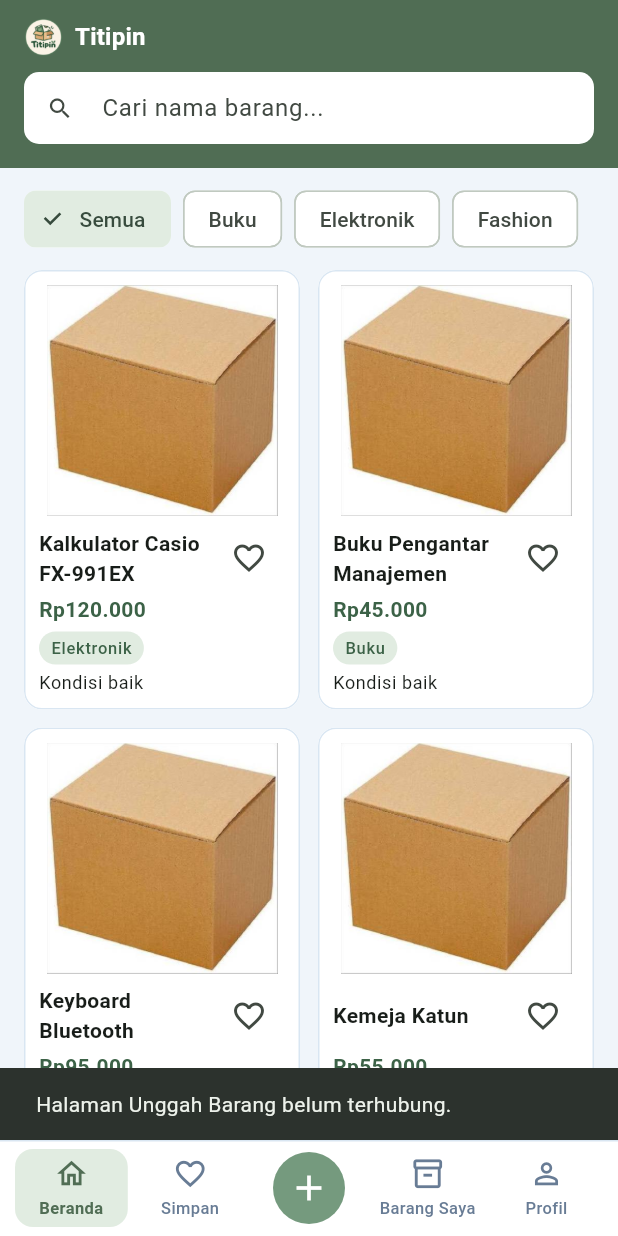
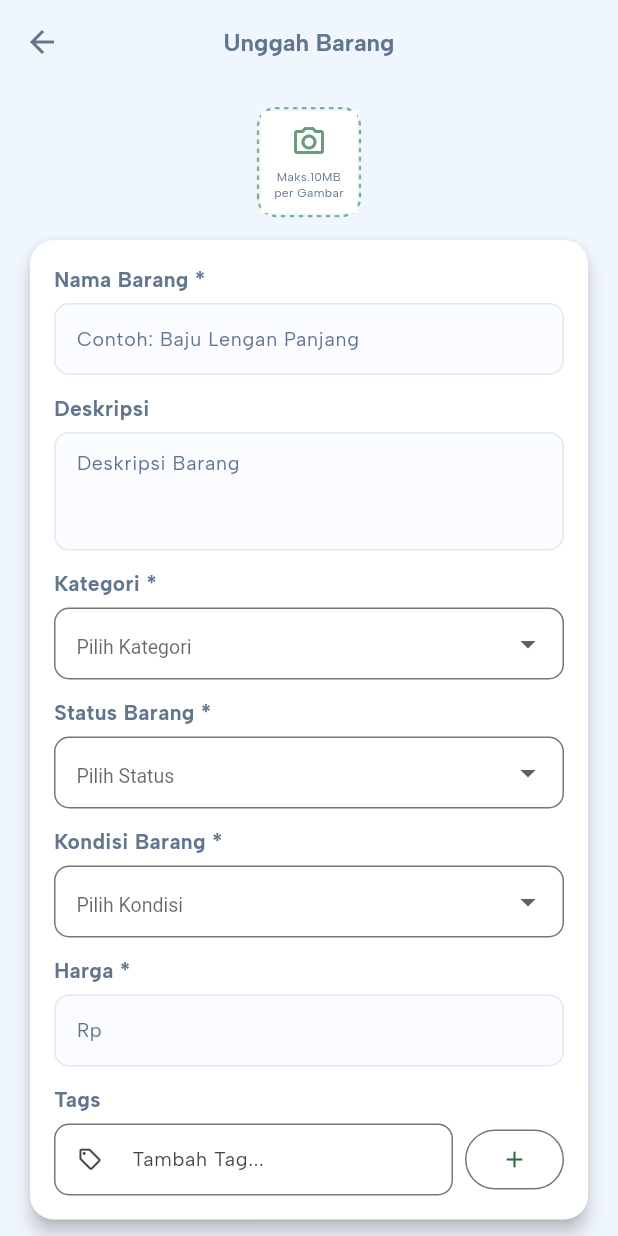
Before and after one commit to feliceyovita/TITIPIN, a Flutter app: the CatalogScreen screen opened directly, item 3 of the bottom bar chosen, after a tap on the "add" icon, on a phone screen of 412 x 824 dp. Run offline on Flutter 3.47's test engine with Material 3 defaults, Android fonts, the phone set to English and light mode, and no system bars; drawn by our look-alikes of dotted_border; our stand-ins replace firebase_auth, firebase_core, font_awesome_flutter, google_fonts, image_picker; accounts and stored records are empty.

Commit message:
add upload item

```diff
--- a/lib/features/catalog/catalog_screen.dart
+++ b/lib/features/catalog/catalog_screen.dart
@@ -4,6 +4,7 @@ import 'package:titipin/features/catalog/widgets/catalog_bottom_navigation.dart'
 import 'catalog_item.dart';
 import 'detail_barang_screen.dart';
 import 'widgets/product_card.dart';
+import '../upload_item/upload_item_screen.dart';
 
 const _demoItems = [
   CatalogItem(
@@ -150,7 +151,14 @@ class _CatalogScreenState extends State<CatalogScreen> {
         showingSaved: _showSaved,
         onHome: () => _selectSavedTab(false),
         onSaved: () => _selectSavedTab(true),
-        onAdd: () => _openPage(widget.onAddItem, 'Unggah Barang'),
+        onAdd: () {
+          Navigator.push(
+            context,
+            MaterialPageRoute(
+              builder: (context) => const UploadItemScreen(),
+            ),
+          );
+        },
         onMyItems: () => _openPage(widget.onOpenMyItems, 'Barang Saya'),
         onProfile: () => _openPage(widget.onOpenProfile, 'Profil'),
       ),
--- /dev/null
+++ b/lib/features/upload_item/upload_item_screen.dart
@@ -0,0 +1,354 @@
+
+import 'dart:io';
+import 'package:flutter/material.dart';
+import 'package:image_picker/image_picker.dart';
+import 'package:google_fonts/google_fonts.dart';
+import 'package:dotted_border/dotted_border.dart';
+import 'upload_item_success_screen.dart';
+
+class UploadItemScreen extends StatefulWidget {
+  const UploadItemScreen({super.key});
+
+  @override
+  State<UploadItemScreen> createState() => _UploadItemScreenState();
+}
+
+class _UploadItemScreenState extends State<UploadItemScreen> {
+  final name = TextEditingController();
+  final description = TextEditingController();
+  final price = TextEditingController();
+  final tagController = TextEditingController();
+  final detailMinus = TextEditingController();
+
+  final picker = ImagePicker();
+  final images = <XFile>[];
+  final tags = <String>[];
+
+  String? category, status, condition;
+
+  final blue = const Color(0xFF4895F7);
+  final textColor = const Color(0xFF61758F);
+
+  final categories = ['Elektronik', 'Buku', 'Fashion', 'Peralatan', 'Lainnya'];
+  final statuses = ['Baru', 'Bekas'];
+  final conditions = ['Tanpa minus', 'Ada minus'];
+
+  @override
+  void dispose() {
+    name.dispose();
+    description.dispose();
+    price.dispose();
+    tagController.dispose();
+    detailMinus.dispose();
+    super.dispose();
+  }
+
+  Future<void> pickImage() async {
+    final result = await picker.pickMultiImage(imageQuality: 85);
+
+    for (var image in result) {
+      if (await File(image.path).length() <= 10 * 1024 * 1024) {
+        setState(() => images.add(image));
+      } else if (mounted) {
+        ScaffoldMessenger.of(context).showSnackBar(
+          const SnackBar(content: Text('Ukuran foto maksimal 10MB')),
+        );
+      }
+    }
+  }
+
+  void addTag() {
+    final tag = tagController.text.trim();
+
+    if (tag.isNotEmpty && !tags.contains(tag)) {
+      setState(() => tags.add(tag));
+    }
+    tagController.clear();
+  }
+
+  Widget label(String text) => Padding(
+    padding: const EdgeInsets.only(bottom: 6),
+    child: Text(text, style: TextStyle(
+      fontSize: 14, fontWeight: FontWeight.bold, color: textColor,
+    )),
+  );
+
+  Widget input(TextEditingController controller, String hint,
+      {int lines = 1, TextInputType? keyboard}) {
+    return TextField(
+      controller: controller,
+      maxLines: lines,
+      keyboardType: keyboard,
+      style: TextStyle(fontSize: 13, color: textColor),
+      decoration: InputDecoration(
+        hintText: hint,
+        hintStyle: TextStyle(fontSize: 13, color: textColor),
+        filled: true,
+        fillColor: const Color(0xFFFAFCFF),
+        contentPadding: const EdgeInsets.all(11),
+        border: OutlineInputBorder(
+          borderRadius: BorderRadius.circular(10),
+          borderSide: const BorderSide(color: Color(0xFFE1E8F0)),
+        ),
+        enabledBorder: OutlineInputBorder(
+          borderRadius: BorderRadius.circular(10),
+          borderSide: const BorderSide(color: Color(0xFFE1E8F0)),
+        ),
+      ),
+    );
+  }
+
+  Widget dropdown(String hint, String? value, List<String> items,
+      Function(String?) onChanged) {
+    return DropdownButtonFormField<String>(
+      initialValue: value,
+      isExpanded: true,
+      style: TextStyle(fontSize: 13, color: textColor),
+      decoration: InputDecoration(
+        hintText: hint,
+        contentPadding: const EdgeInsets.all(11),
+        border: OutlineInputBorder(
+          borderRadius: BorderRadius.circular(10),
+        ),
+      ),
+      items: items.map((item) =>
+          DropdownMenuItem(value: item, child: Text(item))
+      ).toList(),
+      onChanged: onChanged,
+    );
+  }
+
+  void publish() {
+    String? error;
+
+    if (name.text.trim().isEmpty) {
+      error = 'Nama barang belum diisi';
+    } else if (category == null) {
+      error = 'Kategori belum dipilih';
+    } else if (status == null) {
+      error = 'Status barang belum dipilih';
+    } else if (condition == null) {
+      error = 'Kondisi barang belum dipilih';
+    } else if (condition == 'Ada minus' &&
+        detailMinus.text.trim().isEmpty) {
+      error = 'Detail minus harus diisi';
+    } else if (price.text.trim().isEmpty) {
+      error = 'Harga belum diisi';
+    } else if (images.isEmpty) {
+      error = 'Foto barang belum dipilih';
+    }
+
+    if (error != null) {
+      ScaffoldMessenger.of(context).showSnackBar(
+        SnackBar(content: Text(error)),
+      );
+      return;
+    }
+
+    Navigator.pushReplacement(
+      context,
+      MaterialPageRoute(
+        builder: (context) => const UploadItemSuccessScreen(),
+      ),
+    );
+  }
+
+  @override
+  Widget build(BuildContext context) {
+    return Theme(
+      data: Theme.of(context).copyWith(
+        textTheme: GoogleFonts.albertSansTextTheme(
+          Theme.of(context).textTheme,
+        ),
+      ),
+      child: Scaffold(
+        backgroundColor: const Color(0xFFF0F6FD),
+        appBar: AppBar(
+          backgroundColor: const Color(0xFFF0F6FD),
+          elevation: 0,
+          centerTitle: true,
+          iconTheme: IconThemeData(color: textColor),
+          title: Text('Unggah Barang', style: TextStyle(
+            fontSize: 16, fontWeight: FontWeight.bold, color: textColor,
+          )),
+        ),
+        body: ListView(
+          padding: const EdgeInsets.all(16),
+          children: [
+            // Foto barang
+            Center(
+              child: InkWell(
+                onTap: pickImage,
+                child: DottedBorder(
+                  color: const Color(0xFF80B18E),
+                  strokeWidth: 1.5,
+                  dashPattern: const [3, 3],
+                  borderType: BorderType.RRect,
+                  radius: const Radius.circular(12),
+                  child: Container(
+                    width: 64,
+                    height: 68,
+                    color: Colors.white,
+                    child: Column(
+                      mainAxisAlignment: MainAxisAlignment.center,
+                      children: [
+                        const Icon(Icons.camera_alt_outlined,
+                            color: Color(0xFF699C7B)),
+                        const SizedBox(height: 5),
+                        Text('Maks.10MB\nper Gambar',
+                            textAlign: TextAlign.center,
+                            style: TextStyle(fontSize: 8, color: textColor)),
+                      ],
+                    ),
+                  ),
+                ),
+              ),
+            ),
+
+            // Preview foto
+            if (images.isNotEmpty) ...[
+              const SizedBox(height: 12),
+              SizedBox(
+                height: 75,
+                child: ListView(
+                  scrollDirection: Axis.horizontal,
+                  children: images.asMap().entries.map((e) => Stack(
+                    children: [
+                      Padding(
+                        padding: const EdgeInsets.only(right: 8),
+                        child: ClipRRect(
+                          borderRadius: BorderRadius.circular(8),
+                          child: Image.file(File(e.value.path),
+                              width: 75, height: 75, fit: BoxFit.cover),
+                        ),
+                      ),
+                      Positioned(
+                        right: 8,
+                        child: GestureDetector(
+                          onTap: () => setState(() => images.removeAt(e.key)),
+                          child: const Icon(Icons.cancel, color: Colors.red),
+                        ),
+                      ),
+                    ],
+                  )).toList(),
+                ),
+              ),
+            ],
+
+            const SizedBox(height: 12),
+
+            // Form barang
+            Card(
+              color: Colors.white,
+              elevation: 5,
+              shape: RoundedRectangleBorder(
+                borderRadius: BorderRadius.circular(16),
+              ),
+              child: Padding(
+                padding: const EdgeInsets.all(16),
+                child: Column(
+                  crossAxisAlignment: CrossAxisAlignment.start,
+                  children: [
+                    label('Nama Barang *'),
+                    input(name, 'Contoh: Baju Lengan Panjang'),
+
+                    const SizedBox(height: 12),
+                    label('Deskripsi'),
+                    input(description, 'Deskripsi Barang', lines: 3),
+
+                    const SizedBox(height: 12),
+                    label('Kategori *'),
+                    dropdown('Pilih Kategori', category, categories,
+                            (v) => setState(() => category = v)),
+
+                    const SizedBox(height: 12),
+                    label('Status Barang *'),
+                    dropdown('Pilih Status', status, statuses,
+                            (v) => setState(() => status = v)),
+
+                    const SizedBox(height: 12),
+                    label('Kondisi Barang *'),
+                    dropdown('Pilih Kondisi', condition, conditions, (v) {
+                      setState(() {
+                        condition = v;
+                        if (v != 'Ada minus') detailMinus.clear();
+                      });
+                    }),
+
+                    if (condition == 'Ada minus') ...[
+                      const SizedBox(height: 12),
+                      label('Detail Minus *'),
+                      input(detailMinus, 'Contoh: Tutup baterai longgar',
+                          lines: 3),
+                    ],
+
+                    const SizedBox(height: 12),
+                    label('Harga *'),
+                    input(price, 'Rp', keyboard: TextInputType.number),
+
+                    const SizedBox(height: 12),
+                    label('Tags'),
+                    Row(
+                      children: [
+                        Expanded(
+                          child: TextField(
+                            controller: tagController,
+                            style: TextStyle(fontSize: 13, color: textColor),
+                            decoration: InputDecoration(
+                              hintText: 'Tambah Tag...',
+                              prefixIcon: const Icon(Icons.sell_outlined,
+                                  size: 17),
+                              contentPadding: const EdgeInsets.all(10),
+                              border: OutlineInputBorder(
+                                borderRadius: BorderRadius.circular(10),
+                              ),
+                            ),
+                          ),
+                        ),
+                        const SizedBox(width: 8),
+                        OutlinedButton(
+                          onPressed: addTag,
+                          child: const Icon(Icons.add),
+                        ),
+                      ],
+                    ),
+
+                    if (tags.isNotEmpty)
+                      Wrap(
+                        spacing: 5,
+                        children: tags.map((tag) => Chip(
+                          label: Text(tag,
+                              style: const TextStyle(fontSize: 12)),
+                          onDeleted: () =>
+                              setState(() => tags.remove(tag)),
+                        )).toList(),
+                      ),
+                  ],
+                ),
+              ),
+            ),
+
+            const SizedBox(height: 16),
+
+            SizedBox(
+              height: 45,
+              child: ElevatedButton(
+                onPressed: publish,
+                style: ElevatedButton.styleFrom(
+                  backgroundColor: blue,
+                  foregroundColor: Colors.white,
+                  shape: RoundedRectangleBorder(
+                    borderRadius: BorderRadius.circular(10),
+                  ),
+                ),
+                child: const Text('Upload Barang',
+                    style: TextStyle(fontSize: 14,
+                        fontWeight: FontWeight.bold)),
+              ),
+            ),
+          ],
+        ),
+      ),
+    );
+  }
+}
--- a/pubspec.yaml
+++ b/pubspec.yaml
@@ -36,6 +36,8 @@ dependencies:
   firebase_core: ^5.1.0
   firebase_auth: ^7.0.1
   font_awesome_flutter: ^11.0.0
+  image_picker: ^1.2.1
+  dotted_border: ^2.1.0
 
 dev_dependencies:
   flutter_test:
```
Also changed, not shown: lib/features/upload_item/upload_item_success_screen.dart (added, +148 -0 lines), pubspec.lock, 5 other files.
